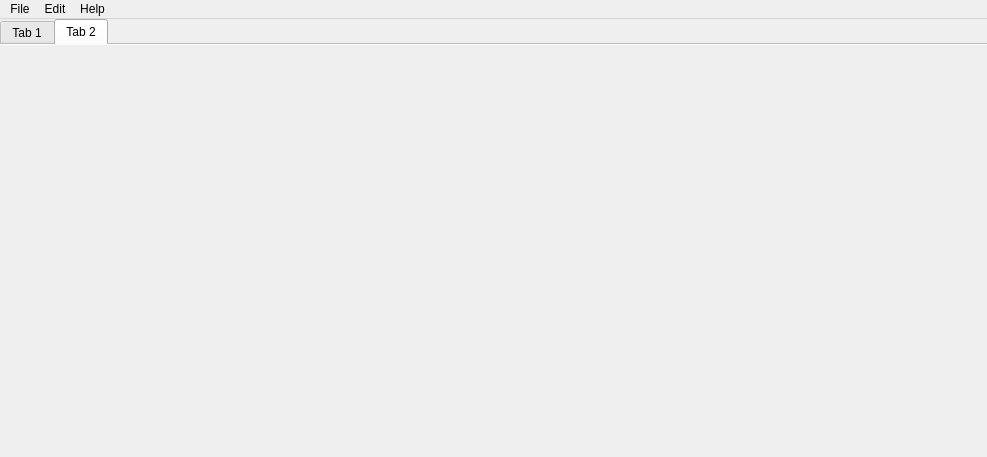
caffedrine/CryptoPocketKnife, file ui/MainWindow.ui: the form before one commit.
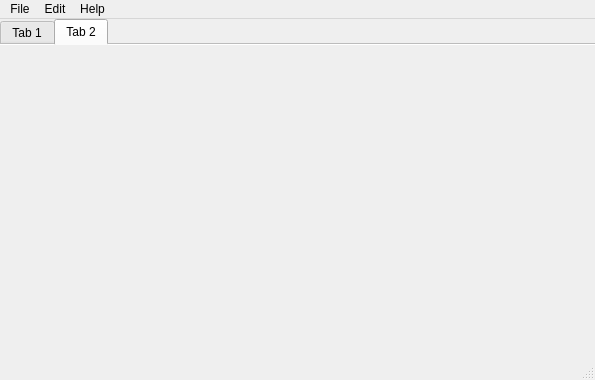
The form after the commit. Icons and pictures are not drawn. Custom widgets are drawn as their Qt base class.

```diff
--- a/ui/MainWindow.ui
+++ b/ui/MainWindow.ui
@@ -6,8 +6,8 @@
    <rect>
     <x>0</x>
     <y>0</y>
-    <width>987</width>
-    <height>457</height>
+    <width>595</width>
+    <height>380</height>
    </rect>
   </property>
   <property name="windowTitle">
@@ -81,7 +81,7 @@
     <rect>
      <x>0</x>
      <y>0</y>
-     <width>987</width>
+     <width>595</width>
      <height>22</height>
     </rect>
    </property>
@@ -113,6 +113,7 @@
    <addaction name="menuEdit"/>
    <addaction name="menuHelp"/>
   </widget>
+  <widget class="QStatusBar" name="statusBar"/>
   <action name="action_Logs">
    <property name="text">
     <string>Logs</string>
```
Left out of the diff: 9 changed lines with no effect on the pictures.
